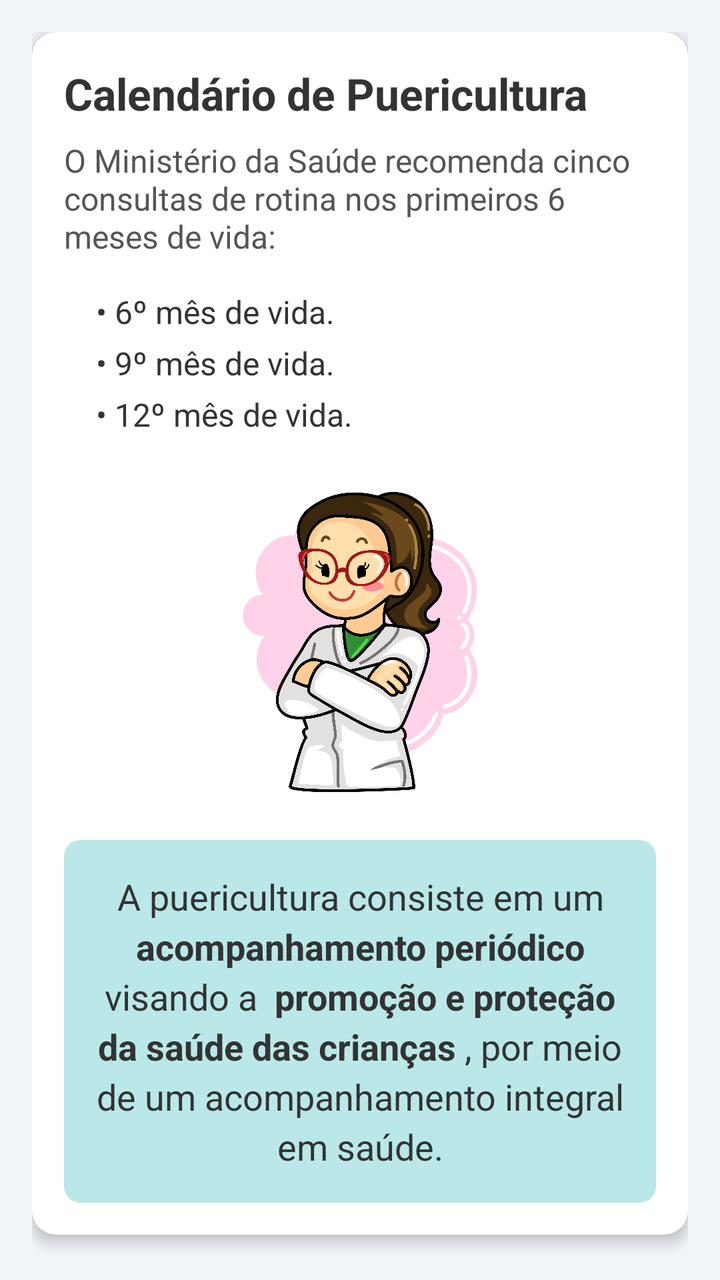
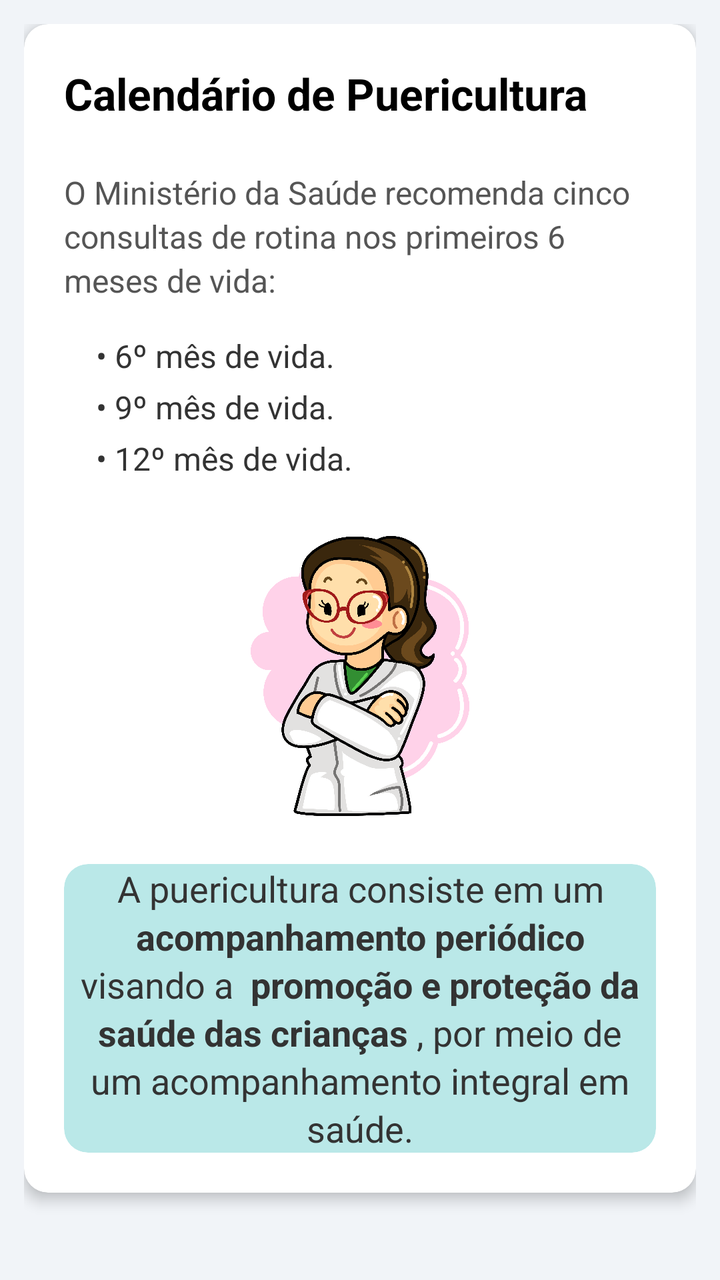

Before-and-after screenshots of an Android layout around one commit, followed by the original layout XML and the change that was made.
<!-- AndroidManifest.xml: application theme Theme.NutrirAGente -->
<!-- res/layout/calendario1.xml -->
<?xml version="1.0" encoding="utf-8"?>
<androidx.core.widget.NestedScrollView xmlns:android="http://schemas.android.com/apk/res/android"
    xmlns:app="http://schemas.android.com/apk/res-auto"
    xmlns:tools="http://schemas.android.com/tools"
    android:layout_width="match_parent"
    android:layout_height="match_parent"
    android:background="@color/gray"
    android:fillViewport="true"
    android:fitsSystemWindows="true">

    
    <LinearLayout
        android:layout_width="match_parent"
        android:layout_height="wrap_content"
        android:orientation="vertical"
        android:padding="16dp">

        <androidx.cardview.widget.CardView
            android:layout_width="match_parent"
            android:layout_height="wrap_content"
            android:layout_marginBottom="16dp"
            app:cardCornerRadius="12dp"
            app:cardElevation="4dp">

            <LinearLayout
                android:layout_width="match_parent"
                android:layout_height="wrap_content"
                android:orientation="vertical"
                android:padding="16dp">

                <TextView
                    android:id="@+id/tv_title"
                    android:layout_width="match_parent"
                    android:layout_height="wrap_content"
                    android:text="Calendário de Puericultura"
                    android:textColor="#333333"
                    android:textSize="22sp"
                    android:textStyle="bold" />

                <TextView
                    android:id="@+id/tv_subtitle"
                    android:layout_width="match_parent"
                    android:layout_height="wrap_content"
                    android:layout_marginTop="8dp"
                    android:text="O Ministério da Saúde recomenda cinco consultas de rotina nos primeiros 6 meses de vida:"
                    android:textColor="#555555"
                    android:textSize="16sp" />

                <LinearLayout
                    android:layout_width="match_parent"
                    android:layout_height="wrap_content"
                    android:layout_marginStart="16dp"
                    android:layout_marginTop="16dp"
                    android:orientation="vertical">

                    <TextView
                        style="@style/ListItemTextStyle"
                        android:layout_width="match_parent"
                        android:layout_height="wrap_content"
                        android:text="• 6º mês de vida." />

                    <TextView
                        style="@style/ListItemTextStyle"
                        android:layout_width="match_parent"
                        android:layout_height="wrap_content"
                        android:text="• 9º mês de vida." />

                    <TextView
                        style="@style/ListItemTextStyle"
                        android:layout_width="match_parent"
                        android:layout_height="wrap_content"
                        android:text="• 12º mês de vida." />

                </LinearLayout>

                <ImageView
                    android:id="@+id/iv_doctor"
                    android:layout_width="150dp"
                    android:layout_height="150dp"
                    android:layout_gravity="center_horizontal"
                    android:layout_marginTop="24dp"
                    android:contentDescription="@string/profissional_da_saude"
                    android:src="@drawable/enfermeira_1"
                    app:srcCompat="@drawable/enfermeira_1" />

                <androidx.cardview.widget.CardView
                    android:layout_width="match_parent"
                    android:layout_height="wrap_content"
                    android:layout_marginTop="24dp"
                    app:cardBackgroundColor="@color/warn_blue"
                    app:cardCornerRadius="8dp"
                    app:cardElevation="0dp">

                    <TextView
                        android:layout_width="match_parent"
                        android:layout_height="wrap_content"
                        android:gravity="center"
                        android:lineSpacingExtra="4dp"
                        android:padding="16dp"
                        android:text="@string/puericultura_1"
                        android:textColor="@color/color_text_black"
                        android:textSize="18sp" />

                </androidx.cardview.widget.CardView>

            </LinearLayout>
        </androidx.cardview.widget.CardView>

    </LinearLayout>
</androidx.core.widget.NestedScrollView>
<!-- resources referenced by this layout -->
<resources>
  <style name="ListItemTextStyle">
          <item name="android:layout_width">wrap_content</item>
          <item name="android:layout_height">wrap_content</item>
          <item name="android:textColor">#333333</item>
          <item name="android:statusBarColor"> @color/blue_toolbar</item>
          <item name="android:navigationBarColor"> @color/blue_toolbar </item>
          <item name="android:textSize">16sp</item>
          <item name="android:layout_marginBottom">4dp</item>
      </style>
  <!-- unchanged entries left out for length: 13 -->
</resources>

<!-- the commit's change to res/layout/calendario1.xml (unified diff, before → after) -->
@@ -1,110 +1,97 @@
 <?xml version="1.0" encoding="utf-8"?>
-<androidx.core.widget.NestedScrollView xmlns:android="http://schemas.android.com/apk/res/android"
+<androidx.coordinatorlayout.widget.CoordinatorLayout
+    xmlns:android="http://schemas.android.com/apk/res/android"
     xmlns:app="http://schemas.android.com/apk/res-auto"
-    xmlns:tools="http://schemas.android.com/tools"
     android:layout_width="match_parent"
     android:layout_height="match_parent"
-    android:background="@color/gray"
-    android:fillViewport="true"
-    android:fitsSystemWindows="true">
+    android:background="@color/gray">
 
-    
-    <LinearLayout
+    <com.google.android.material.appbar.AppBarLayout
         android:layout_width="match_parent"
         android:layout_height="wrap_content"
-        android:orientation="vertical"
-        android:padding="16dp">
+        android:background="@color/blue_toolbar"
+        app:elevation="@dimen/appbar_elevation" />
 
-        <androidx.cardview.widget.CardView
-            android:layout_width="match_parent"
-            android:layout_height="wrap_content"
-            android:layout_marginBottom="16dp"
-            app:cardCornerRadius="12dp"
-            app:cardElevation="4dp">
+    <androidx.core.widget.NestedScrollView
+        android:layout_width="match_parent"
+        android:layout_height="match_parent"
+        android:fillViewport="true"
+        app:layout_behavior="@string/appbar_scrolling_view_behavior">
 
-            <LinearLayout
-                android:layout_width="match_parent"
-                android:layout_height="wrap_content"
-                android:orientation="vertical"
-                android:padding="16dp">
+        <LinearLayout style="@style/LinearContainer">
 
-                <TextView
-                    android:id="@+id/tv_title"
-                    android:layout_width="match_parent"
-                    android:layout_height="wrap_content"
-                    android:text="Calendário de Puericultura"
-                    android:textColor="#333333"
-                    android:textSize="22sp"
-                    android:textStyle="bold" />
+            <androidx.cardview.widget.CardView style="@style/CardNutrir">
 
-                <TextView
-                    android:id="@+id/tv_subtitle"
-                    android:layout_width="match_parent"
-                    android:layout_height="wrap_content"
-                    android:layout_marginTop="8dp"
-                    android:text="O Ministério da Saúde recomenda cinco consultas de rotina nos primeiros 6 meses de vida:"
-                    android:textColor="#555555"
-                    android:textSize="16sp" />
-
-                <LinearLayout
-                    android:layout_width="match_parent"
-                    android:layout_height="wrap_content"
-                    android:layout_marginStart="16dp"
-                    android:layout_marginTop="16dp"
-                    android:orientation="vertical">
+                <LinearLayout style="@style/CardContent">
 
                     <TextView
-                        style="@style/ListItemTextStyle"
+                        android:id="@+id/tv_title"
+                        style="@style/TextTitleLarge"
+                        android:layout_width="match_parent"
+                        android:text="Calendário de Puericultura" />
+
+                    <TextView
+                        android:id="@+id/tv_subtitle"
+                        style="@style/TextBody"
+                        android:layout_marginTop="@dimen/spacing_sm"
+                        android:textColor="@color/text_secondary"
+                        android:text="O Ministério da Saúde recomenda cinco consultas de rotina nos primeiros 6 meses de vida:" />
+
+                    <LinearLayout
                         android:layout_width="match_parent"
                         android:layout_height="wrap_content"
-                        android:text="• 6º mês de vida." />
+                        android:layout_marginStart="@dimen/spacing_lg"
+                        android:layout_marginTop="@dimen/spacing_lg"
+                        android:orientation="vertical">
 
-                    <TextView
-                        style="@style/ListItemTextStyle"
-                        android:layout_width="match_parent"
-                        android:layout_height="wrap_content"
-                        android:text="• 9º mês de vida." />
+                        <TextView
+                            style="@style/ListItemTextStyle"
+                            android:layout_width="match_parent"
+                            android:layout_height="wrap_content"
+                            android:text="• 6º mês de vida." />
 
-                    <TextView
-                        style="@style/ListItemTextStyle"
-                        android:layout_width="match_parent"
-                        android:layout_height="wrap_content"
-                        android:text="• 12º mês de vida." />
+                        <TextView
+                            style="@style/ListItemTextStyle"
+                            android:layout_width="match_parent"
+                            android:layout_height="wrap_content"
+                            android:text="• 9º mês de vida." />
+
+                        <TextView
+                            style="@style/ListItemTextStyle"
+                            android:layout_width="match_parent"
+                            android:layout_height="wrap_content"
+                            android:text="• 12º mês de vida." />
+
+                    </LinearLayout>
+
+                    <ImageView
+                        android:id="@+id/iv_doctor"
+                        android:layout_width="@dimen/image_size_sm"
+                        android:layout_height="@dimen/image_size_sm"
+                        android:layout_gravity="center_horizontal"
+                        android:layout_marginTop="@dimen/spacing_xxl"
+                        android:contentDescription="@string/profissional_da_saude"
+                        android:src="@drawable/enfermeira_1"
+                        app:srcCompat="@drawable/enfermeira_1" />
+
+                    <androidx.cardview.widget.CardView
+                        style="@style/CalloutCard"
+                        android:layout_marginTop="@dimen/spacing_xxl"
+                        app:cardBackgroundColor="@color/warn_blue">
+
+                        <TextView
+                            style="@style/AlertTextLavender"
+                            android:textColor="@color/color_text_black"
+                            android:textSize="@dimen/text_size_lg"
+                            android:textStyle="normal"
+                            android:text="@string/puericultura_1" />
+
+                    </androidx.cardview.widget.CardView>
 
                 </LinearLayout>
+            </androidx.cardview.widget.CardView>
 
-                <ImageView
-                    android:id="@+id/iv_doctor"
-                    android:layout_width="150dp"
-                    android:layout_height="150dp"
-                    android:layout_gravity="center_horizontal"
-                    android:layout_marginTop="24dp"
-                    android:contentDescription="@string/profissional_da_saude"
-                    android:src="@drawable/enfermeira_1"
-                    app:srcCompat="@drawable/enfermeira_1" />
+        </LinearLayout>
+    </androidx.core.widget.NestedScrollView>
 
-                <androidx.cardview.widget.CardView
-                    android:layout_width="match_parent"
-                    android:layout_height="wrap_content"
-                    android:layout_marginTop="24dp"
-                    app:cardBackgroundColor="@color/warn_blue"
-                    app:cardCornerRadius="8dp"
-                    app:cardElevation="0dp">
-
-                    <TextView
-                        android:layout_width="match_parent"
-                        android:layout_height="wrap_content"
-                        android:gravity="center"
-                        android:lineSpacingExtra="4dp"
-                        android:padding="16dp"
-                        android:text="@string/puericultura_1"
-                        android:textColor="@color/color_text_black"
-                        android:textSize="18sp" />
-
-                </androidx.cardview.widget.CardView>
-
-            </LinearLayout>
-        </androidx.cardview.widget.CardView>
-
-    </LinearLayout>
-</androidx.core.widget.NestedScrollView>
+</androidx.coordinatorlayout.widget.CoordinatorLayout>
<!-- resource entries referenced after the edit -->
@@ -1,14 +1,91 @@
 <!-- resources referenced by this layout -->
 <resources>
+  <color name="text_secondary">#555555</color>
+  <dimen name="appbar_elevation">12dp</dimen>
+  <dimen name="image_size_sm">140dp</dimen>
+  <dimen name="spacing_lg">16dp</dimen>
+  <dimen name="spacing_sm">8dp</dimen>
+  <dimen name="spacing_xxl">24dp</dimen>
+  <dimen name="text_size_lg">18sp</dimen>
+  <style name="AlertTextLavender">
+          <item name="android:layout_width">match_parent</item>
+          <item name="android:layout_height">wrap_content</item>
+          <item name="android:gravity">center</item>
+          <item name="android:textColor">@color/alert_lavender_text</item>
+          <item name="android:textStyle">bold</item>
+          <item name="android:lineSpacingExtra">@dimen/line_spacing_sm</item>
+      </style>
+  <style name="CalloutCard">
+          <item name="android:layout_width">match_parent</item>
+          <item name="android:layout_height">wrap_content</item>
+          <item name="cardCornerRadius">@dimen/card_radius</item>
+          <item name="cardElevation">0dp</item>
+      </style>
+  <style name="CardContent">
+          <item name="android:layout_width">match_parent</item>
+          <item name="android:layout_height">wrap_content</item>
+          <item name="android:orientation">vertical</item>
+          <item name="android:padding">@dimen/padding_xl</item>
+      </style>
+  <style name="CardNutrir">
+          <item name="android:layout_width">match_parent</item>
+          <item name="android:layout_height">wrap_content</item>
+          <item name="android:layout_marginBottom">@dimen/card_margin_bottom</item>
+          <item name="cardCornerRadius">@dimen/card_radius</item>
+          <item name="cardElevation">@dimen/card_elevation</item>
+      </style>
+  <style name="LinearContainer">
+          <item name="android:layout_width">match_parent</item>
+          <item name="android:layout_height">wrap_content</item>
+          <item name="android:orientation">vertical</item>
+          <item name="android:padding">@dimen/padding_md</item>
+      </style>
   <style name="ListItemTextStyle">
           <item name="android:layout_width">wrap_content</item>
           <item name="android:layout_height">wrap_content</item>
-          <item name="android:textColor">#333333</item>
-          <item name="android:statusBarColor"> @color/blue_toolbar</item>
-          <item name="android:navigationBarColor"> @color/blue_toolbar </item>
-          <item name="android:textSize">16sp</item>
-          <item name="android:layout_marginBottom">4dp</item>
+          <item name="android:textColor">@color/color_text_black</item>
+          <item name="android:statusBarColor">@color/blue_toolbar</item>
+          <item name="android:navigationBarColor">@color/blue_toolbar</item>
+          <item name="android:textSize">@dimen/text_size_md</item>
+          <item name="android:layout_marginBottom">@dimen/spacing_xs</item>
       </style>
+  <style name="TextBody" parent="TextAppearance.Nutrir">
+          <item name="android:layout_width">match_parent</item>
+          <item name="android:layout_height">wrap_content</item>
+          <item name="android:textSize">@dimen/text_size_md</item>
+          <item name="android:lineSpacingExtra">@dimen/line_spacing_sm</item>
+          <item name="android:textColor">@color/color_text_black</item>
+      </style>
+  <style name="TextTitleLarge" parent="TextTitle">
+          <item name="android:textSize">@dimen/text_size_xxl</item>
+          <item name="android:layout_marginBottom">@dimen/spacing_lg</item>
+      </style>
+  <color name="alert_lavender_text">#3F51B5</color>
+  <dimen name="line_spacing_sm">3dp</dimen>
+  <dimen name="card_radius">12dp</dimen>
+  <dimen name="padding_xl">20dp</dimen>
+  <dimen name="card_margin_bottom">16dp</dimen>
+  <dimen name="card_elevation">4dp</dimen>
+  <dimen name="padding_md">12dp</dimen>
+  <dimen name="text_size_md">16sp</dimen>
+  <dimen name="spacing_xs">4dp</dimen>
+  <style name="TextAppearance.Nutrir" parent="TextAppearance.AppCompat">
+          <item name="android:textColor">@color/text_primary</item>
+          <item name="android:lineSpacingExtra">@dimen/line_spacing_sm</item>
+      </style>
+  <style name="TextTitle" parent="TextAppearance.Nutrir">
+          <item name="android:layout_width">wrap_content</item>
+          <item name="android:layout_height">wrap_content</item>
+          <item name="android:textSize">@dimen/text_size_xl</item>
+          <item name="android:textStyle">bold</item>
+          <item name="android:textColor">@color/text_bold</item>
+          <item name="android:layout_marginBottom">@dimen/spacing_md</item>
+      </style>
+  <dimen name="text_size_xxl">22sp</dimen>
+  <color name="text_primary">#2B2B2B</color>
+  <dimen name="text_size_xl">20sp</dimen>
+  <color name="text_bold">#000000</color>
+  <dimen name="spacing_md">12dp</dimen>
   <!-- unchanged entries left out for length: 13 -->
 </resources>
 
